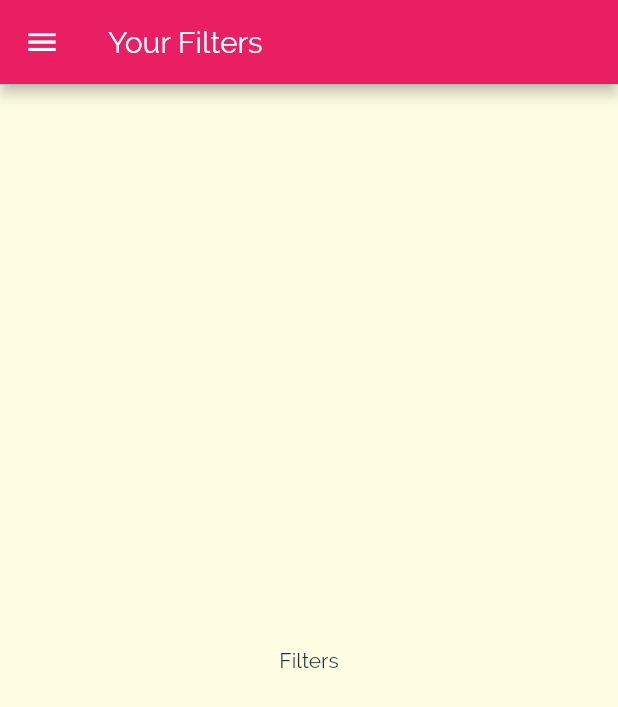
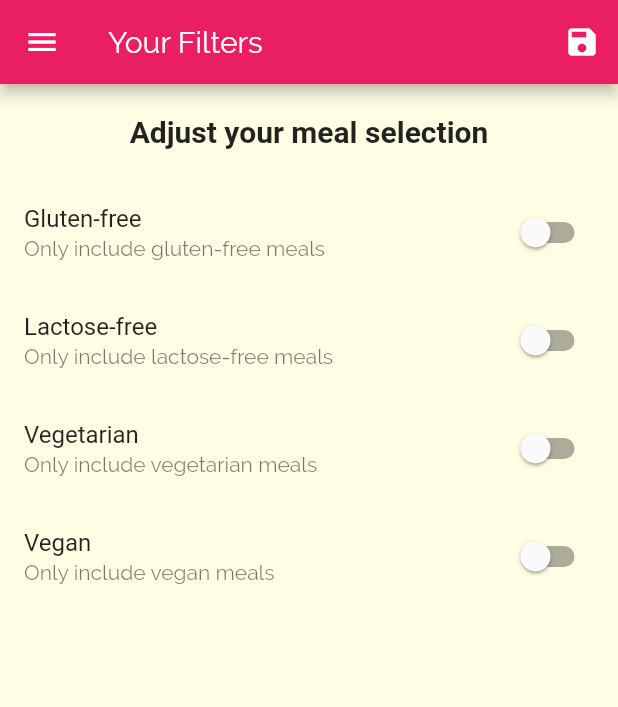
Before and after one commit to lkochniss/udemy_meals_app, a Flutter app: the FiltersScreen screen opened by its route, on a phone screen of 412 x 824 dp. Shown: the top 707 px of the screen. Run offline on Flutter 3.47's test engine with Material 2 defaults, Android fonts, the phone set to English and light mode, and no system bars; Roboto replaces fonts that are missing (RobotoCondesed).

Commit message:
end of lesson 177

```diff
--- a/lib/main.dart
+++ b/lib/main.dart
@@ -1,15 +1,57 @@
 import 'package:flutter/material.dart';
 
+import './dummy-data.dart';
 import './screens/filters_screen.dart';
 import './screens/favorites_screen.dart';
 import './screens/tabs_screen.dart';
 import './screens/meal_detail_screen.dart';
 import './screens/category_meals_screen.dart';
 import './screens/categories_screen.dart';
+import './models/meal.dart';
 
 void main() => runApp(MyApp());
 
-class MyApp extends StatelessWidget {
+class MyApp extends StatefulWidget {
+  @override
+  _MyAppState createState() => _MyAppState();
+}
+
+class _MyAppState extends State<MyApp> {
+  Map<String, bool> _filters = {
+    'gluten': false,
+    'lactose': false,
+    'vegan': false,
+    'vegetarian': false
+  };
+
+  List<Meal> _availableMeals = DUMMY_MEALS;
+
+  void _setFilters(Map<String, bool> filterData) {
+    setState(() {
+      _filters = filterData;
+
+      _availableMeals = DUMMY_MEALS.where((meal) {
+        if (_filters['gluten'] == true && !meal.isGlutenFree) {
+          return false;
+        }
+
+        if (_filters['lactose'] == true && !meal.isLactoseFree) {
+          return false;
+        }
+
+        if (_filters['vegan'] == true && !meal.isVegan) {
+          return false;
+        }
+
+        if (_filters['vegetarian'] == true && !meal.isVegetarian) {
+          return false;
+        }
+
+        return true;
+      }).toList();
+    });
+  }
+
   @override
   Widget build(BuildContext context) {
     return MaterialApp(
@@ -30,11 +72,13 @@ class MyApp extends StatelessWidget {
       ),
       routes: {
         CategoriesScreen.routeName: (context) => CategoriesScreen(),
-        CategoryMealsScreen.routeName: (context) => CategoryMealsScreen(),
+        CategoryMealsScreen.routeName: (context) =>
+            CategoryMealsScreen(_availableMeals),
         MealDetailScreen.routeName: (context) => MealDetailScreen(),
         TabsScreen.routeName: (context) => TabsScreen(),
         FavoritesScreen.routeName: (context) => FavoritesScreen(),
-        FiltersScreen.routeName: (context) => FiltersScreen(),
+        FiltersScreen.routeName: (context) =>
+            FiltersScreen(_filters, _setFilters),
       },
       onUnknownRoute: (settings) {
         return MaterialPageRoute(builder: (context) => CategoriesScreen());
--- a/lib/screens/category_meals_screen.dart
+++ b/lib/screens/category_meals_screen.dart
@@ -2,10 +2,13 @@ import 'package:flutter/material.dart';
 
 import '../models/meal.dart';
 import '../widgets/meal_item.dart';
-import '../dummy-data.dart';
 
 class CategoryMealsScreen extends StatefulWidget {
   static const routeName = '/category-meals';
+
+  final List<Meal> availableMeals;
+
+  CategoryMealsScreen(this.availableMeals);
 
   @override
   _CategoryMealsScreenState createState() => _CategoryMealsScreenState();
@@ -25,7 +28,7 @@ class _CategoryMealsScreenState extends State<CategoryMealsScreen> {
           ModalRoute.of(context).settings.arguments as Map<String, String>;
       categoryTitle = routeArguments['title'];
       final categoryId = routeArguments['id'];
-      displayedMeals = DUMMY_MEALS.where((meal) {
+      displayedMeals = widget.availableMeals.where((meal) {
         return meal.categories.contains(categoryId);
       }).toList();
       _loadedInitData = true;
--- a/lib/screens/filters_screen.dart
+++ b/lib/screens/filters_screen.dart
@@ -2,18 +2,108 @@ import 'package:flutter/material.dart';
 
 import '../widgets/main_drawer.dart';
 
-class FiltersScreen extends StatelessWidget {
+class FiltersScreen extends StatefulWidget {
   static const routeName = '/filters';
+
+  final Function saveFilters;
+  final Map<String,bool> currentFilters;
+
+  FiltersScreen(this.currentFilters, this.saveFilters);
+
+  @override
+  _FiltersScreenState createState() => _FiltersScreenState();
+}
+
+class _FiltersScreenState extends State<FiltersScreen> {
+  bool _glutenFree = false;
+  bool _vegetarian = false;
+  bool _vegan = false;
+  bool _lactoseFree = false;
+
+  @override
+  initState() {
+    super.initState();
+    _glutenFree = widget.currentFilters['gluten'];
+    _lactoseFree = widget.currentFilters['lactose'];
+    _vegetarian = widget.currentFilters['vegetarian'];
+    _vegan = widget.currentFilters['vegan'];
+  }
+
+  Widget _buildSwitchListTile(String title, String description,
+      bool currentValue, Function updateValue) {
+    return SwitchListTile(
+      title: Text(title),
+      value: currentValue,
+      subtitle: Text(description),
+      onChanged: updateValue,
+    );
+  }
 
   @override
   Widget build(BuildContext context) {
     return Scaffold(
         appBar: AppBar(
           title: Text('Your Filters'),
+          actions: <Widget>[
+            IconButton(
+              icon: Icon(Icons.save),
+              onPressed: () {
+                final selectedFilters = {
+                  'gluten': _glutenFree,
+                  'lactose': _lactoseFree,
+                  'vegan': _vegan,
+                  'vegetarian': _vegetarian
+                };
+                widget.saveFilters(selectedFilters);
+              },
+            )
+          ],
         ),
         drawer: MainDrawer(),
-        body: Center(
-          child: Text('Filters'),
+        body: Column(
+          children: <Widget>[
+            Container(
+              padding: EdgeInsets.all(20),
+              child: Text(
+                'Adjust your meal selection',
+                style: Theme.of(context).textTheme.title,
+              ),
+            ),
+            Expanded(
+              child: ListView(
+                children: <Widget>[
+                  _buildSwitchListTile(
+                      'Gluten-free',
+                      'Only include gluten-free meals',
+                      _glutenFree, (newValue) {
+                    setState(() {
+                      _glutenFree = newValue;
+                    });
+                  }),
+                  _buildSwitchListTile(
+                      'Lactose-free',
+                      'Only include lactose-free meals',
+                      _lactoseFree, (newValue) {
+                    setState(() {
+                      _lactoseFree = newValue;
+                    });
+                  }),
+                  _buildSwitchListTile('Vegetarian',
+                      'Only include vegetarian meals', _vegetarian, (newValue) {
+                    setState(() {
+                      _vegetarian = newValue;
+                    });
+                  }),
+                  _buildSwitchListTile(
+                      'Vegan', 'Only include vegan meals', _vegan, (newValue) {
+                    setState(() {
+                      _vegan = newValue;
+                    });
+                  })
+                ],
+              ),
+            )
+          ],
         ));
   }
 }
--- a/lib/widgets/main_drawer.dart
+++ b/lib/widgets/main_drawer.dart
@@ -48,7 +48,7 @@ class MainDrawer extends StatelessWidget {
           buildListTile('Meals', Icons.restaurant, () {
             Navigator.of(context).pushReplacementNamed(TabsScreen.routeName);
           }),
-          buildListTile('Filter', Icons.settings, () {
+          buildListTile('Filters', Icons.settings, () {
             Navigator.of(context).pushReplacementNamed(FiltersScreen.routeName);
           }),
         ],
```
